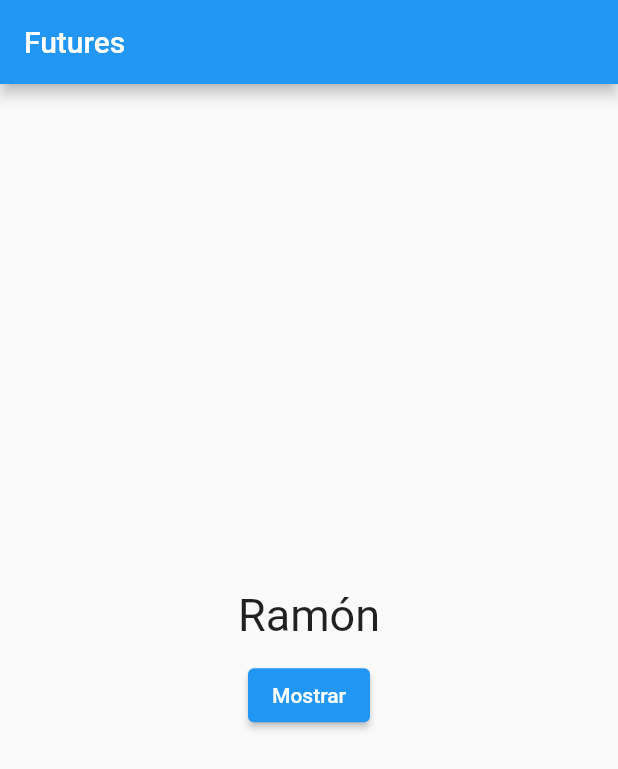
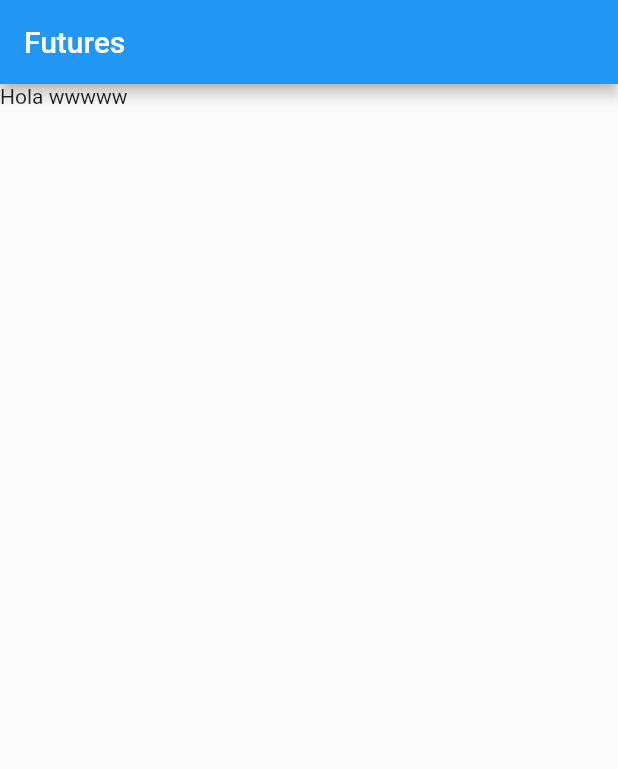
Before and after one commit to ehbarrionuevo/flutter_codigo_futures, a Flutter app: the screen it shows after launch, on a phone screen of 412 x 824 dp. Shown: the top 769 px of the screen. Run offline on Flutter 3.47's test engine with Material 2 defaults, Android fonts, the phone set to English and light mode, and no system bars.

```diff
--- a/lib/home_page.dart
+++ b/lib/home_page.dart
@@ -29,38 +29,25 @@ class _HomePageState extends State<HomePage> {
     });
   }
 
+  Future<List<String>> getProducts() async {
+    return Future.delayed(Duration(seconds: 3), (){
+      return ["Manzana", "Papaya", "Piña", "Fresa"];
+    });
+  }
+
   @override
   Widget build(BuildContext context) {
     return Scaffold(
       appBar: AppBar(
         title: Text("Futures"),
       ),
-      body: Center(
-        child: Column(
-          mainAxisAlignment: MainAxisAlignment.center,
-          children: [
-            Text(
-              text,
-              style: TextStyle(fontSize: 30.0),
-            ),
-            const SizedBox(
-              height: 12.0,
-            ),
-            ElevatedButton(
-              onPressed: () async {
-                // getName().then((value){
-                //   text = value;
-                //   setState((){});
-                // });
-                text = await getName();
-                setState(() {});
-              },
-              child: Text(
-                "Mostrar",
-              ),
-            ),
-          ],
-        ),
+      body: FutureBuilder(
+        future: getProducts(),
+        builder: (BuildContext context, AsyncSnapshot snapshot){
+          print(snapshot.connectionState);
+          print(snapshot.hasData);
+          return Text("Hola wwwww");
+        },
       ),
     );
   }
```
